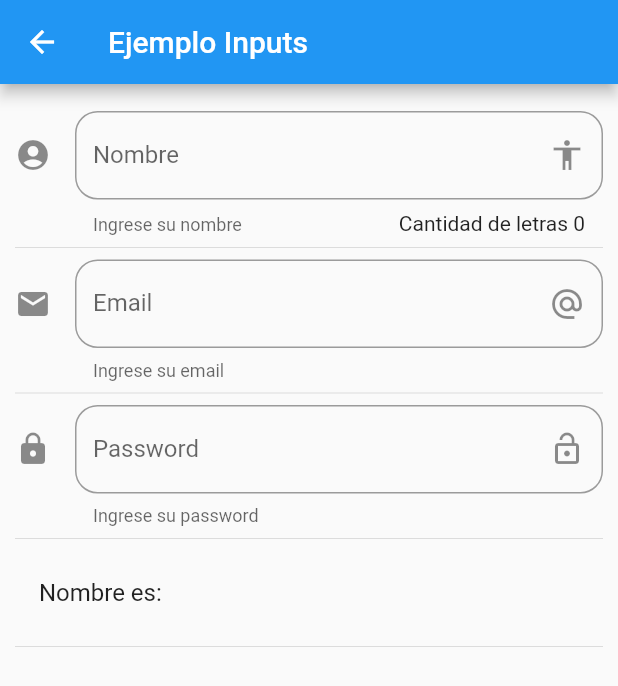
After one commit to julianGonzalezV/poc_flutter, a Flutter app: the EjemploInputs screen opened by its route, on a phone screen of 412 x 824 dp. The commit adds this screen. Shown: the top 686 px of the screen. Run offline on Flutter 3.47's test engine with Material 2 defaults, Android fonts, the phone set to English and light mode, and no system bars.

Commit message:
Inputs example

```diff
--- a/data/listado-menu.json
+++ b/data/listado-menu.json
@@ -21,5 +21,10 @@
             "icon": "folder_open",
             "texto": "4. Tarjetas"
         }
+        ,{
+            "ruta": "inputs",
+            "icon": "input",
+            "texto": "5. Campos de entrada (email, pd, date ..etc)"
+        }
     ]
 }
--- /dev/null
+++ b/lib/src/pages/inputs_page.dart
@@ -0,0 +1,96 @@
+import 'package:flutter/material.dart';
+
+class EjemploInputs extends StatefulWidget {
+  @override
+  State<StatefulWidget> createState() => EjemploInputsState();
+}
+
+class EjemploInputsState extends State<EjemploInputs> {
+  String _nombre = '';
+  String _email = '';
+  String _password = '';
+
+  Widget _crearInput() {
+    return TextField(
+      //autofocus: true, para que aparezca el teclado de una
+      textCapitalization: TextCapitalization.sentences,
+      decoration: InputDecoration(
+          border: OutlineInputBorder(borderRadius: BorderRadius.circular(15.0)),
+          counter: Text('Cantidad de letras ${_nombre.length}'),
+          hintText: 'nombre',
+          labelText: 'Nombre',
+          helperText: 'Ingrese su nombre',
+          suffixIcon: Icon(Icons.accessibility),
+          icon: Icon(Icons.account_circle)),
+      onChanged: (value) {
+        setState(() {
+          _nombre = value;
+        });
+      },
+    );
+  }
+
+  Widget _crearEmailInput() {
+    return TextField(
+      keyboardType: TextInputType.emailAddress,
+      decoration: InputDecoration(
+          border: OutlineInputBorder(borderRadius: BorderRadius.circular(15.0)),
+          hintText: 'Email',
+          labelText: 'Email',
+          helperText: 'Ingrese su email',
+          suffixIcon: Icon(Icons.alternate_email),
+          icon: Icon(Icons.email)),
+      onChanged: (value) {
+        setState(() {
+          _email = value;
+        });
+      },
+    );
+  }
+
+  Widget _crearPasswordInput() {
+    return TextField(
+      obscureText: true,
+      decoration: InputDecoration(
+          border: OutlineInputBorder(borderRadius: BorderRadius.circular(15.0)),
+          hintText: 'Password',
+          labelText: 'Password',
+          helperText: 'Ingrese su password',
+          suffixIcon: Icon(Icons.lock_open),
+          icon: Icon(Icons.lock)),
+      onChanged: (value) {
+        setState(() {
+          _password = value;
+        });
+      },
+    );
+  }
+
+  Widget _crearCliente() {
+    return ListTile(
+      title: Text('Nombre es: $_nombre'),
+    );
+  }
+
+  @override
+  Widget build(BuildContext context) {
+    return Scaffold(
+      appBar: AppBar(
+        title: Text('Ejemplo Inputs'),
+      ),
+      body: ListView(
+        padding: EdgeInsets.symmetric(horizontal: 10.0, vertical: 18.0),
+        children: <Widget>[
+          _crearInput(),
+          Divider(),
+          _crearEmailInput(),
+          Divider(),
+          _crearPasswordInput(),
+          Divider(),
+          _crearCliente(),
+          Divider(),
+        ],
+      ),
+    );
+  }
+}
--- a/lib/src/routes/routes.dart
+++ b/lib/src/routes/routes.dart
@@ -4,6 +4,7 @@ import 'package:poc_flutter/src/pages/avatar_page.dart';
 import 'package:poc_flutter/src/pages/card_page.dart';
 import 'package:poc_flutter/src/pages/contador_page.dart';
 import 'package:poc_flutter/src/pages/home_page.dart';
+import 'package:poc_flutter/src/pages/inputs_page.dart';
 
 Map<String, WidgetBuilder> appRoutes() {
   return <String, WidgetBuilder>{
@@ -12,5 +13,6 @@ Map<String, WidgetBuilder> appRoutes() {
     'avatar': (BuildContext context) => EjemploAvatar(),
     'whatch': (BuildContext context) => ContadorPage(),
     'card': (BuildContext context) => CardPage(),
+    'inputs': (BuildContext context) => EjemploInputs(),
   };
 }
--- a/lib/src/util/icon_str.dart
+++ b/lib/src/util/icon_str.dart
@@ -4,7 +4,8 @@ final _icons = <String, IconData>{
   'watch_counter': Icons.access_time,
   'add_alert': Icons.add_alert,
   'accessibility': Icons.accessibility,
-  'folder_open': Icons.folder_open
+  'folder_open': Icons.folder_open,
+  'input': Icons.input,
 };
 
 Icon getIcon(String name) {
```
